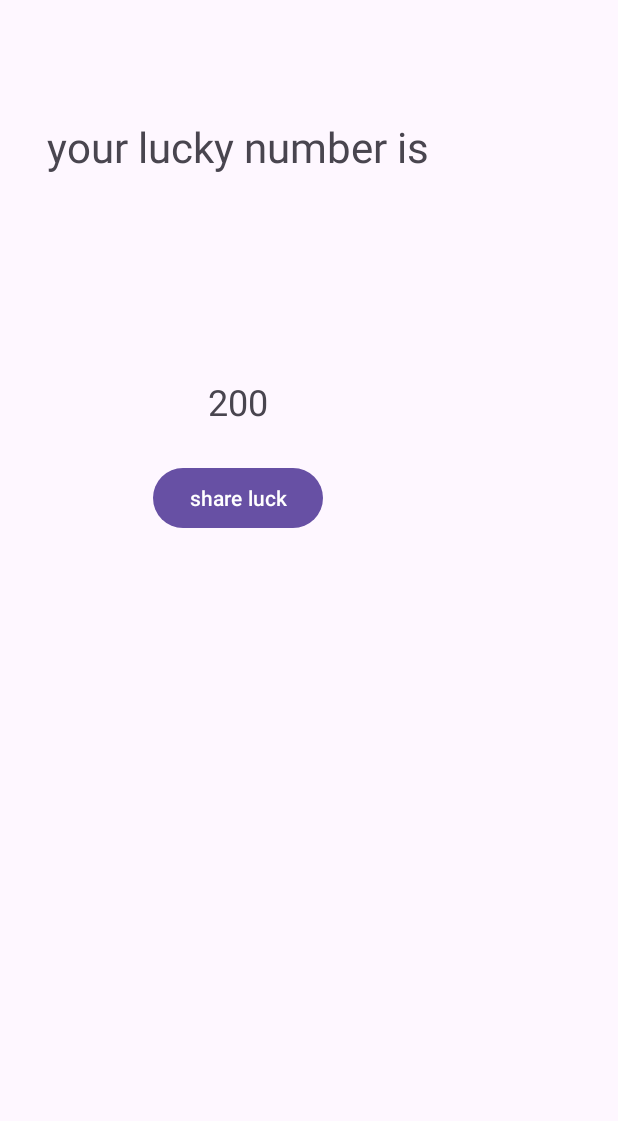
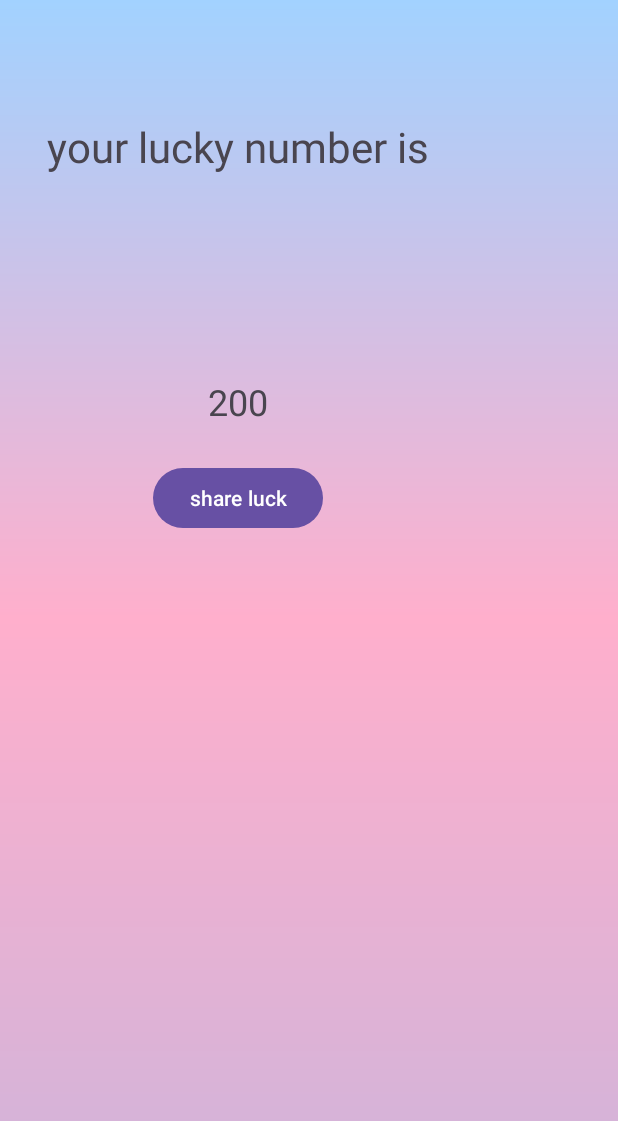
Before and after one commit to swapnil-up/AndroidScratchpad, an Android app: the LuckyNumberActivity screen opened directly, with no data from a screen before it, on a phone screen of 412 x 824 dp. Shown: the top 1121 px of the screen. Run offline under Robolectric (Android 15) with nearby library versions, the phone set to English and light mode, and no system bars.

Commit message:
Learnt to create a custom gradient drawable and put it as background

```diff
--- /dev/null
+++ b/app/luckynumber/src/main/res/drawable/color_gradient.xml
@@ -0,0 +1,11 @@
+<?xml version="1.0" encoding="utf-8"?>
+<shape xmlns:android="http://schemas.android.com/apk/res/android">
+
+    <gradient
+        android:type="linear"
+        android:angle="90"
+        android:startColor="#cdb4db"
+        android:endColor="#a2d2ff"
+        android:centerColor="#ffafcc"/>
+
+</shape>
--- a/app/luckynumber/src/main/res/layout/activity_lucky_number.xml
+++ b/app/luckynumber/src/main/res/layout/activity_lucky_number.xml
@@ -4,6 +4,7 @@
     xmlns:tools="http://schemas.android.com/tools"
     android:layout_width="match_parent"
     android:layout_height="match_parent"
+    android:background="@drawable/color_gradient"
     tools:context=".LuckyNumberActivity">
 
     <TextView
```
